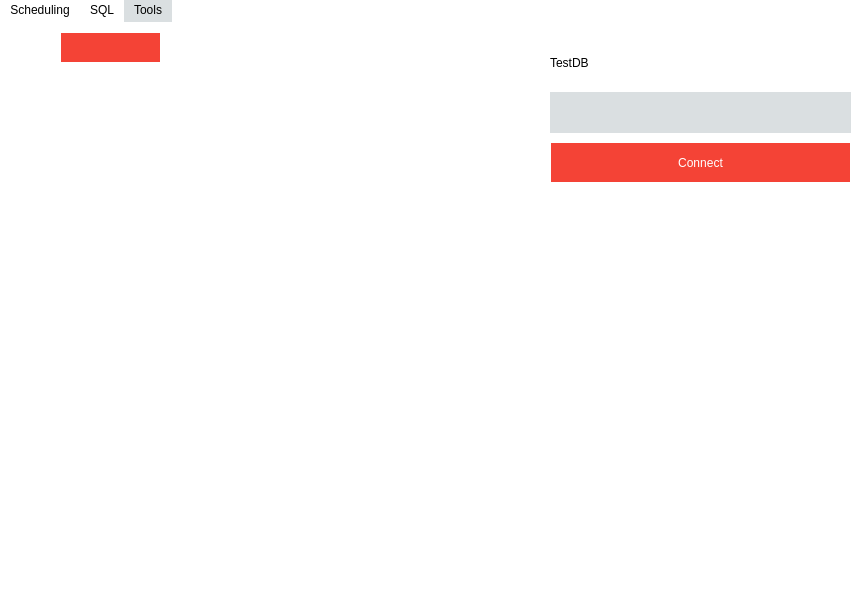
Old version of the form reporter.ui in the repository Davebudil/reporter.
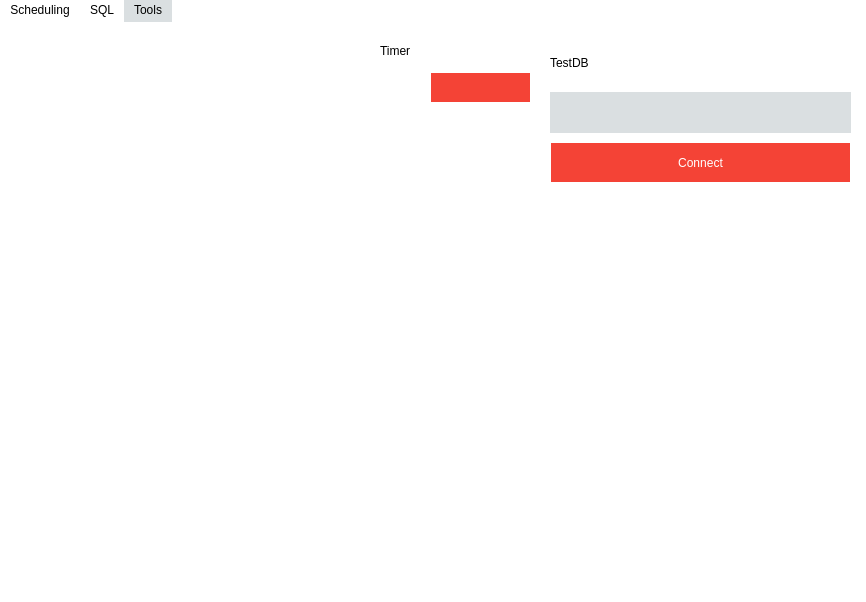
New version of the form. The open tabs and pages were chosen to show the change. Icons and pictures are not drawn.

```diff
--- a/reporter.ui
+++ b/reporter.ui
@@ -3100,8 +3100,8 @@
      <widget class="QLabel" name="colorLabel">
       <property name="geometry">
        <rect>
-        <x>10</x>
-        <y>10</y>
+        <x>380</x>
+        <y>50</y>
         <width>41</width>
         <height>31</height>
        </rect>
@@ -3113,8 +3113,8 @@
      <widget class="QToolButton" name="pauseResumeButton">
       <property name="geometry">
        <rect>
-        <x>60</x>
-        <y>10</y>
+        <x>430</x>
+        <y>50</y>
         <width>101</width>
         <height>31</height>
        </rect>
@@ -3123,6 +3123,19 @@
        <string/>
       </property>
      </widget>
+     <widget class="QLabel" name="label">
+      <property name="geometry">
+       <rect>
+        <x>380</x>
+        <y>20</y>
+        <width>151</width>
+        <height>18</height>
+       </rect>
+      </property>
+      <property name="text">
+       <string>Timer</string>
+      </property>
+     </widget>
     </widget>
    </widget>
   </widget>
```
Left out of the diff: 2 changed lines with no effect on the pictures.
